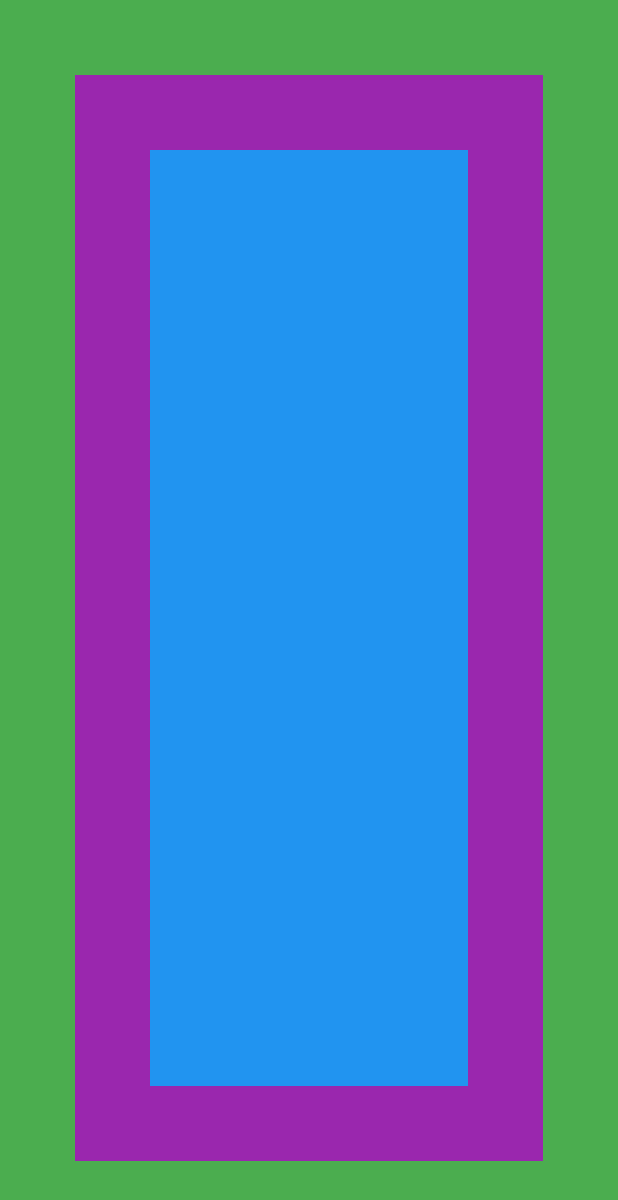
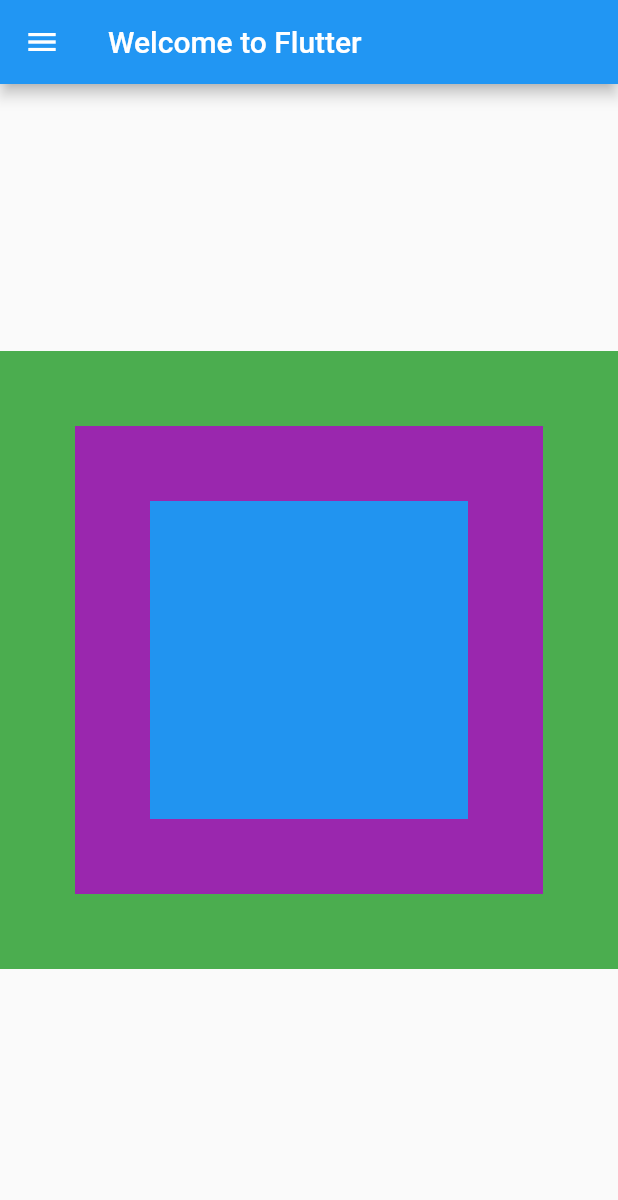
Before and after one commit to LordArthurFrost/test_project, a Flutter app: the screen it shows after launch, on a phone screen of 412 x 824 dp. Shown: the top 1200 px of the screen. Run offline on Flutter 3.47's test engine with Material 2 defaults, Android fonts, the phone set to English and light mode, and no system bars; our stand-ins replace hexcolor.

Commit message:
Update main.dart

```diff
--- a/lib/main.dart
+++ b/lib/main.dart
@@ -1,9 +1,29 @@
+import 'package:hexcolor/hexcolor.dart';
 import 'package:flutter/material.dart';
-import 'package:hexcolor/hexcolor.dart';
 
-void main() {
-  runApp(Container(
+void main() => runApp(new MyApp());
+
+class MyApp extends StatelessWidget {
+  @override
+  Widget build(BuildContext context) {
+    return new MaterialApp(home: new MyWidget());
+  }
+}
+
+class MyWidget extends StatelessWidget {
+  @override
+  Widget build(BuildContext context) {
+    final size =
+        MediaQuery.of(context).size.width > MediaQuery.of(context).size.height
+            ? MediaQuery.of(context).size.height
+            : MediaQuery.of(context).size.width;
+    return new Scaffold(
+      body: Align(
           alignment: Alignment.center,
+          child: Container(
+              alignment: Alignment.center,
+              height: (size),
+              width: (size),
               color: HexColor('#4bad4f'),
               child: Container(
                   alignment: Alignment.center,
@@ -12,8 +32,18 @@ void main() {
                   child: Container(
                       alignment: Alignment.center,
                       color: HexColor('#2194f0'),
-              margin: EdgeInsets.all(50))
-      )
-  )
+                      margin: EdgeInsets.all(50))))),
+      drawer: Drawer(
+          child: Container(
+              alignment: Alignment.center,
+              color: HexColor('#03a7f2'),
+              child: Text(
+                "I am a Drawer!",
+                textAlign: TextAlign.center,
+                textDirection: TextDirection.ltr,
+                style: TextStyle(fontSize: 22),
+              ))),
+      appBar: AppBar(title: const Text("Welcome to Flutter")),
     );
   }
+}
```
Lines whose indentation alone changed are shown as unchanged.
